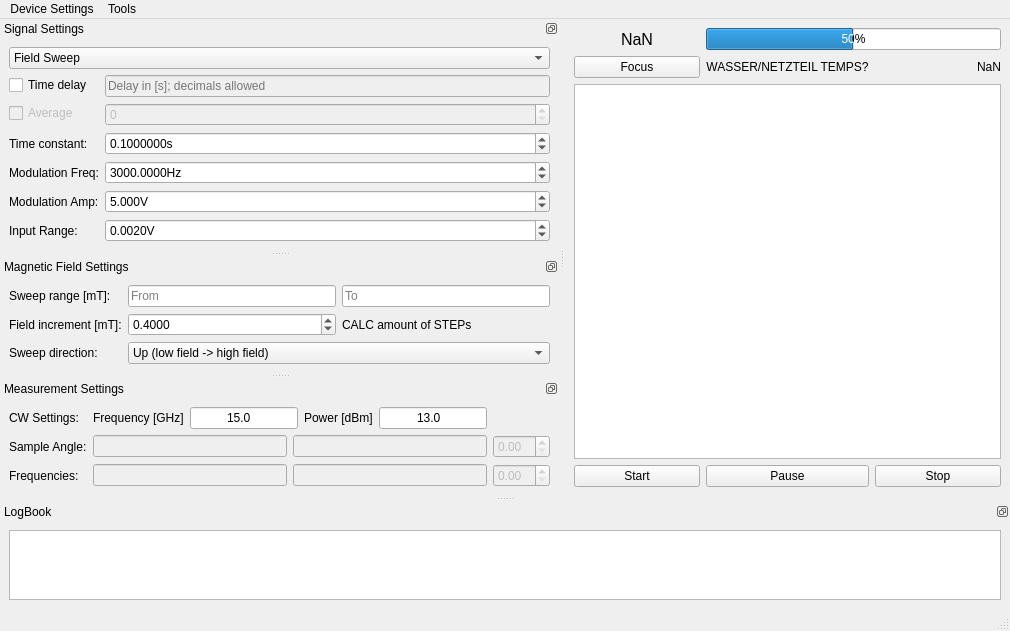
Qt form FMR-Measurement-UI-15-08.ui (WiemelerJo/FMR-Measurement-UI) before a commit.
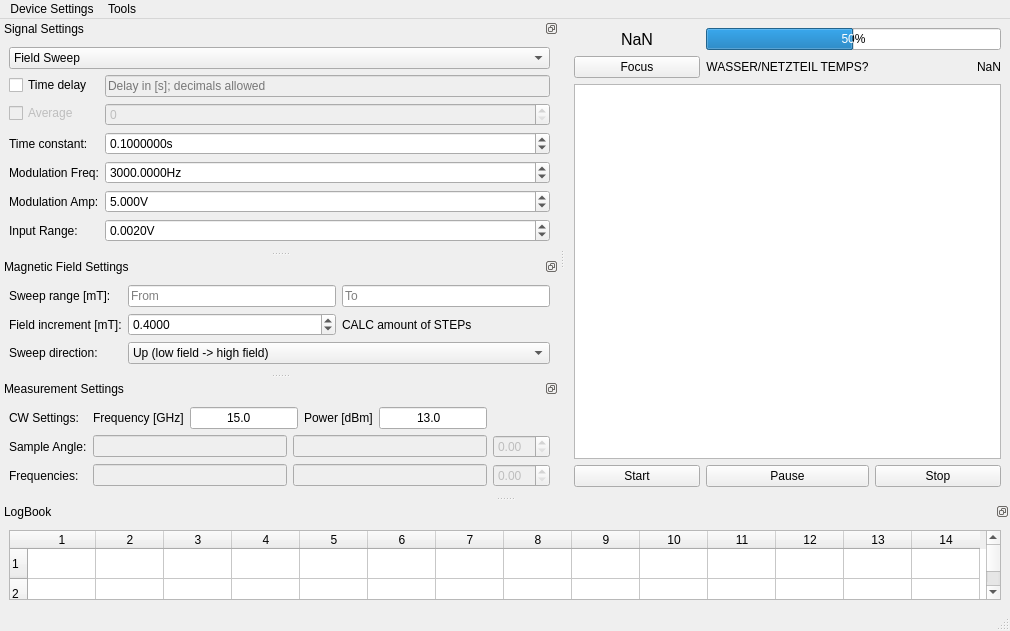
The same form after that commit. Custom widgets are drawn as their Qt base class.

```diff
--- a/FMR-Measurement-UI-15-08.ui
+++ b/FMR-Measurement-UI-15-08.ui
@@ -7,7 +7,7 @@
     <x>0</x>
     <y>0</y>
     <width>1010</width>
-    <height>561</height>
+    <height>612</height>
    </rect>
   </property>
   <property name="sizePolicy">
@@ -591,16 +591,46 @@
    <widget class="QWidget" name="dockWidgetContents_4">
     <layout class="QVBoxLayout" name="verticalLayout">
      <item>
-      <widget class="QTableView" name="tableViewExcel">
+      <widget class="QTableWidget" name="tableWidgetExcel">
        <property name="sizeAdjustPolicy">
         <enum>QAbstractScrollArea::AdjustToContents</enum>
        </property>
-       <attribute name="horizontalHeaderVisible">
-        <bool>false</bool>
+       <property name="rowCount">
+        <number>10</number>
+       </property>
+       <property name="columnCount">
+        <number>14</number>
+       </property>
+       <attribute name="horizontalHeaderDefaultSectionSize">
+        <number>68</number>
        </attribute>
-       <attribute name="horizontalHeaderStretchLastSection">
-        <bool>true</bool>
+       <attribute name="horizontalHeaderMinimumSectionSize">
+        <number>1</number>
        </attribute>
+       <row/>
+       <row/>
+       <row/>
+       <row/>
+       <row/>
+       <row/>
+       <row/>
+       <row/>
+       <row/>
+       <row/>
+       <column/>
+       <column/>
+       <column/>
+       <column/>
+       <column/>
+       <column/>
+       <column/>
+       <column/>
+       <column/>
+       <column/>
+       <column/>
+       <column/>
+       <column/>
+       <column/>
       </widget>
      </item>
     </layout>
```
